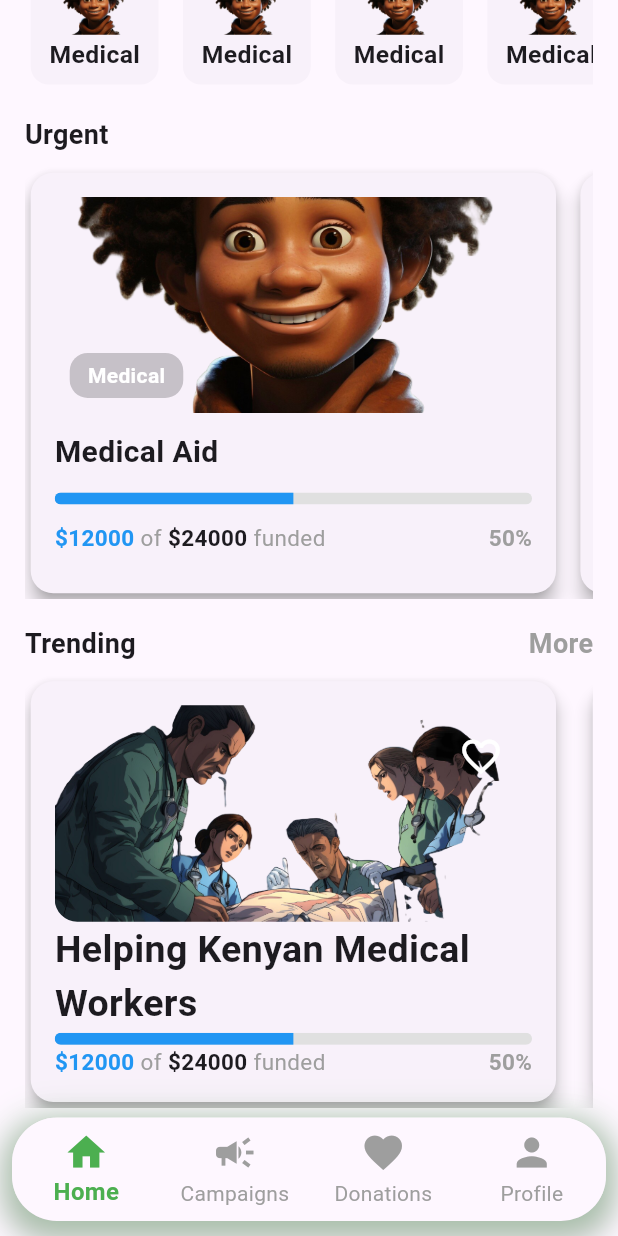
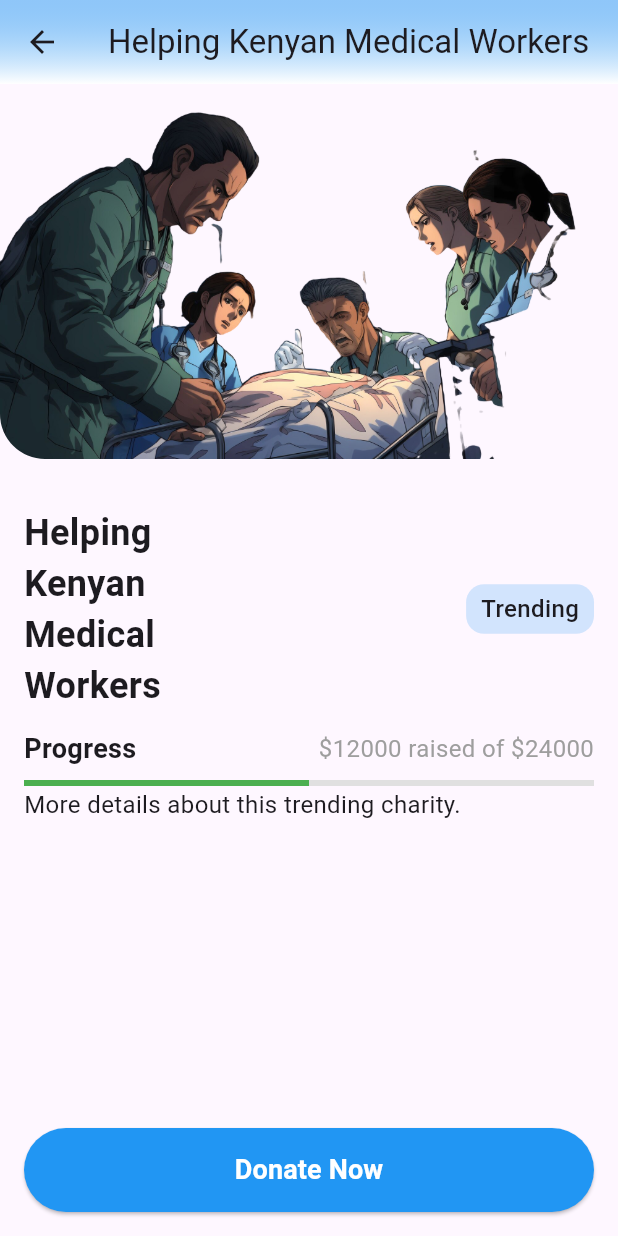
Before and after one commit to solomon-njogo/RaiseIt, a Flutter app: the screen it shows after launch, scrolled down 322 dp, after a tap on "Helping Kenyan Medical Workers", on a phone screen of 412 x 824 dp. Run offline on Flutter 3.47's test engine with Material 3 defaults, Android fonts, the light colour scheme and no system bars; our stand-ins replace share_plus.

Commit message:
charity details screen ui complete

```diff
--- a/lib/views/auth_screens/login_screen.dart
+++ b/lib/views/auth_screens/login_screen.dart
@@ -1,5 +1,5 @@
 import 'package:flutter/material.dart';
-import 'package:raiseit/views/signup_screen.dart';
+import 'package:raiseit/views/auth_screens/signup_screen.dart';
 
 class LoginScreen extends StatefulWidget {
   const LoginScreen({super.key});
--- /dev/null
+++ b/lib/views/charities/charity_details_screen.dart
@@ -0,0 +1,193 @@
+import 'package:flutter/material.dart';
+import 'package:raiseit/views/payment_screens/payment_screen.dart';
+
+class CharityDetailsScreen extends StatelessWidget {
+  final String title;
+  final String imagePath;
+  final double progress;
+  final int currentAmount;
+  final int totalAmount;
+  final String category;
+  final String description;
+
+  const CharityDetailsScreen({
+    super.key,
+    required this.title,
+    required this.imagePath,
+    required this.progress,
+    required this.currentAmount,
+    required this.totalAmount,
+    required this.category,
+    required this.description,
+  });
+
+  @override
+  Widget build(BuildContext context) {
+    return SafeArea(
+      child: Scaffold(
+        appBar: AppBar(
+          title: Text(
+            title,
+            textAlign: TextAlign.center, // Centering the AppBar text
+            style: const TextStyle(fontSize: 22),
+          ),
+          // Apply gradient to the AppBar background
+          flexibleSpace: Container(
+            decoration: BoxDecoration(
+              gradient: LinearGradient(
+                begin: Alignment.topCenter,
+                end: Alignment.bottomCenter,
+                colors: [
+                  Colors.blue.withOpacity(0.5),
+                  Colors.white,
+                ],
+              ),
+            ),
+          ),
+          leading: IconButton(
+            icon: const Icon(Icons.arrow_back),
+            onPressed: () => Navigator.pop(context),
+          ),
+        ),
+        body: Column(
+          children: [
+            // Scrollable Content Section
+            Expanded(
+              child: SingleChildScrollView(
+                child: Column(
+                  crossAxisAlignment: CrossAxisAlignment.start,
+                  children: [
+                    // Charity Image
+                    Container(
+                      width: double.infinity,
+                      height: 250,
+                      decoration: BoxDecoration(
+                        image: DecorationImage(
+                          image: AssetImage(imagePath),
+                          fit: BoxFit.cover,
+                        ),
+                        borderRadius: const BorderRadius.only(
+                          bottomLeft: Radius.circular(30),
+                          bottomRight: Radius.circular(30),
+                        ),
+                      ),
+                    ),
+                    const SizedBox(height: 16),
+
+                    // Details Section
+                    Padding(
+                      padding: const EdgeInsets.all(16.0),
+                      child: Column(
+                        crossAxisAlignment: CrossAxisAlignment.start,
+                        children: [
+                          // Title & Category
+                          Row(
+                            children: [
+                              Flexible(
+                                child: Text(
+                                  title,
+                                  style: const TextStyle(
+                                      fontSize: 24, fontWeight: FontWeight.bold),
+                                  softWrap: true,  // Allow text wrapping
+                                  overflow: TextOverflow.visible, // Only overflow at the end
+                                ),
+                              ),
+                              const Spacer(),
+                              Container(
+                                padding: const EdgeInsets.symmetric(
+                                    horizontal: 10, vertical: 5),
+                                decoration: BoxDecoration(
+                                  color: Colors.blue.withOpacity(0.2),
+                                  borderRadius: BorderRadius.circular(12),
+                                ),
+                                child: Text(
+                                  category,
+                                  style: const TextStyle(
+                                      fontSize: 16,
+                                      fontWeight: FontWeight.w500),
+                                  softWrap: true,
+                                  overflow: TextOverflow.ellipsis, // Only overflow at the end
+                                ),
+                              ),
+                            ],
+                          ),
+
+                          const SizedBox(height: 12),
+
+                          // Progress Bar Section
+                          Row(
+                            mainAxisAlignment: MainAxisAlignment.spaceBetween,
+                            children: [
+                              const Text(
+                                "Progress",
+                                style: TextStyle(
+                                    fontSize: 18, fontWeight: FontWeight.w600),
+                              ),
+                              Text(
+                                "\$$currentAmount raised of \$$totalAmount",
+                                style: const TextStyle(
+                                    fontSize: 16, color: Colors.grey),
+                              ),
+                            ],
+                          ),
+                          const SizedBox(height: 8),
+                          LinearProgressIndicator(
+                            value: progress,
+                            backgroundColor: Colors.grey[300],
+                            color: Colors.green,
+                          ),
+
+                          // Description
+                          Text(
+                            description,
+                            style: const TextStyle(fontSize: 16, height: 1.6),
+                            softWrap: true,  // Ensure wrapping
+                            overflow: TextOverflow.visible,  // Allow overflow if needed
+                          ),
+                          const SizedBox(height: 24),
+                        ],
+                      ),
+                    ),
+                  ],
+                ),
+              ),
+            ),
+
+            // Donation Button placed at the bottom and fills full width
+            Padding(
+              padding: const EdgeInsets.all(16.0),
+              child: SizedBox(
+                width: double.infinity,  // Makes the button fill the full width
+                child: ElevatedButton(
+                  onPressed: () {
+                    // Handle donation logic here
+                    // Navigate to the PaymentScreen when the button is pressed
+                    Navigator.push(
+                      context,
+                      MaterialPageRoute(builder: (context) => const PaymentScreen()),
+                    );
+                  },
+                  style: ElevatedButton.styleFrom(
+                    padding:
+                    const EdgeInsets.symmetric(horizontal: 50, vertical: 15),
+                    backgroundColor: Colors.blue,
+                    shape: RoundedRectangleBorder(
+                      borderRadius: BorderRadius.circular(30),
+                    ),
+                  ),
+                  child: const Text(
+                    "Donate Now",
+                    style: TextStyle(
+                        fontSize: 18,
+                        color: Colors.white,
+                        fontWeight: FontWeight.bold),
+                  ),
+                ),
+              ),
+            ),
+          ],
+        ),
+      ),
+    );
+  }
+}
--- a/lib/views/home_screen/home_screen.dart
+++ b/lib/views/home_screen/home_screen.dart
@@ -1,6 +1,7 @@
 import 'package:flutter/material.dart';
 import 'package:raiseit/components/bottom_navigation.dart';
 import 'package:raiseit/views/campgain/campgain_screen.dart';
+import 'package:raiseit/views/charities/charity_details_screen.dart';
 import 'package:raiseit/views/donations/my_donations_screen.dart';
 import 'package:raiseit/views/home_screen/categories_card.dart';
 import 'package:raiseit/views/home_screen/home_header.dart';
@@ -74,38 +75,8 @@ class _HomeScreenState extends State<HomeScreen> {
     );
   }
 
-  Widget _buildUrgentSection(double screenHeight, double screenWidth) {
-    return Column(
-      crossAxisAlignment: CrossAxisAlignment.start,
-      children: [
-        const Text(
-          "Urgent",
-          style: TextStyle(fontWeight: FontWeight.bold, fontSize: 18),
-        ),
-        SizedBox(height: screenHeight * 0.01),
-        SizedBox(
-          height: screenHeight * 0.35,
-          child: ListView.separated(
-            scrollDirection: Axis.horizontal,
-            itemCount: 4,
-            separatorBuilder: (context, index) => SizedBox(width: screenWidth * 0.02),
-            itemBuilder: (context, index) {
-              return const UrgentCard(
-                imagePath: 'assets/images/3d-cartoon-character-b.png',
-                title: "Medical Aid",
-                progress: 0.5,
-                currentAmount: 12000,
-                totalAmount: 24000,
-                category: "Medical",
-              );
-            },
-          ),
-        ),
-      ],
-    );
-  }
-
-  Widget _buildYourContributionsSection(double screenWidth, double screenHeight) {
+  Widget _buildYourContributionsSection(
+      double screenWidth, double screenHeight) {
     return Card(
       shape: RoundedRectangleBorder(borderRadius: BorderRadius.circular(12)),
       elevation: 4,
@@ -116,21 +87,23 @@ class _HomeScreenState extends State<HomeScreen> {
             Expanded(
               flex: 3,
               child: Container(
-                padding: EdgeInsets.symmetric(horizontal: screenWidth * 0.009, vertical: screenHeight * 0.015),
+                padding: EdgeInsets.symmetric(
+                    horizontal: screenWidth * 0.009,
+                    vertical: screenHeight * 0.015),
                 decoration: const BoxDecoration(
                   color: Color(0xFF002147),
                   borderRadius: BorderRadius.only(
                       topLeft: Radius.circular(12),
                       topRight: Radius.circular(12),
                       bottomLeft: Radius.circular(12),
-                      bottomRight: Radius.circular(12)
-                  ),
+                      bottomRight: Radius.circular(12)),
                 ),
                 child: Padding(
                   padding: const EdgeInsets.all(2.0),
                   child: Row(
                     children: [
-                      const Icon(Icons.account_balance_wallet, color: Colors.white, size: 30),
+                      const Icon(Icons.account_balance_wallet,
+                          color: Colors.white, size: 30),
                       const Spacer(),
                       Column(
                         crossAxisAlignment: CrossAxisAlignment.start,
@@ -138,12 +111,18 @@ class _HomeScreenState extends State<HomeScreen> {
                         children: const [
                           Text(
                             "Your Donation Pocket",
-                            style: TextStyle(color: Colors.white, fontWeight: FontWeight.normal, fontSize: 16),
+                            style: TextStyle(
+                                color: Colors.white,
+                                fontWeight: FontWeight.normal,
+                                fontSize: 16),
                           ),
                           SizedBox(height: 4),
                           Text(
                             "\$ 240,200",
-                            style: TextStyle(color: Colors.white, fontWeight: FontWeight.bold, fontSize: 40),
+                            style: TextStyle(
+                                color: Colors.white,
+                                fontWeight: FontWeight.bold,
+                                fontSize: 40),
                           ),
                         ],
                       ),
@@ -174,7 +153,8 @@ class _HomeScreenState extends State<HomeScreen> {
                   child: Padding(
                     padding: const EdgeInsets.all(8.0),
                     child: Center(
-                      child: Icon(Icons.arrow_forward_ios, color: Colors.black, size: 38),
+                      child: Icon(Icons.arrow_forward_ios,
+                          color: Colors.black, size: 38),
                     ),
                   ),
                 ),
@@ -185,7 +165,6 @@ class _HomeScreenState extends State<HomeScreen> {
       ),
     );
   }
-
 
   Widget _buildCategoriesSection(double screenHeight) {
     return Column(
@@ -201,11 +180,63 @@ class _HomeScreenState extends State<HomeScreen> {
           child: ListView.separated(
             scrollDirection: Axis.horizontal,
             itemCount: 10,
-            separatorBuilder: (context, index) => SizedBox(width: screenHeight * 0.01),
+            separatorBuilder: (context, index) =>
+                SizedBox(width: screenHeight * 0.01),
             itemBuilder: (context, index) {
               return const CategoriesCard(
                 imagePath: 'assets/images/3d-cartoon-character-b.png',
                 title: "Medical",
+              );
+            },
+          ),
+        ),
+      ],
+    );
+  }
+
+  Widget _buildUrgentSection(double screenHeight, double screenWidth) {
+    return Column(
+      crossAxisAlignment: CrossAxisAlignment.start,
+      children: [
+        const Text(
+          "Urgent",
+          style: TextStyle(fontWeight: FontWeight.bold, fontSize: 18),
+        ),
+        SizedBox(height: screenHeight * 0.01),
+        SizedBox(
+          height: screenHeight * 0.35,
+          child: ListView.separated(
+            scrollDirection: Axis.horizontal,
+            itemCount: 4,
+            separatorBuilder: (context, index) =>
+                SizedBox(width: screenWidth * 0.02),
+            itemBuilder: (context, index) {
+              return GestureDetector(
+                onTap: () {
+                  Navigator.push(
+                    context,
+                    MaterialPageRoute(
+                      builder: (context) => const CharityDetailsScreen(
+                        title: "Medical Aid",
+                        imagePath: 'assets/images/3d-cartoon-character-b.png',
+                        progress: 0.5,
+                        currentAmount: 12000,
+                        totalAmount: 24000,
+                        category: "Medical",
+                        description:
+                            "Providing urgent medical aid to those in need.",
+                      ),
+                    ),
+                  );
+                },
+                child: const UrgentCard(
+                  imagePath: 'assets/images/3d-cartoon-character-b.png',
+                  title: "Medical Aid",
+                  progress: 0.5,
+                  currentAmount: 12000,
+                  totalAmount: 24000,
+                  category: "Medical",
+                ),
               );
             },
           ),
@@ -220,9 +251,14 @@ class _HomeScreenState extends State<HomeScreen> {
       children: [
         Row(
           children: [
-            const Text("Trending", style: TextStyle(fontWeight: FontWeight.bold, fontSize: 18)),
+            const Text("Trending",
+                style: TextStyle(fontWeight: FontWeight.bold, fontSize: 18)),
             const Spacer(),
-            Text("More", style: TextStyle(fontWeight: FontWeight.w700, color: Colors.grey, fontSize: 18)),
+            const Text("More",
+                style: TextStyle(
+                    fontWeight: FontWeight.w700,
+                    color: Colors.grey,
+                    fontSize: 18)),
           ],
         ),
         SizedBox(height: screenHeight * 0.01),
@@ -231,14 +267,35 @@ class _HomeScreenState extends State<HomeScreen> {
           child: ListView.separated(
             scrollDirection: Axis.horizontal,
             itemCount: 5,
-            separatorBuilder: (context, index) => SizedBox(width: screenHeight * 0.02),
+            separatorBuilder: (context, index) =>
+                SizedBox(width: screenHeight * 0.02),
             itemBuilder: (context, index) {
-              return const TrendingCard(
-                imagePath: 'assets/images/rendering-anime-doctors-work.png',
-                title: "Helping Kenyan Medical Workers",
-                progress: 0.5,
-                currentAmount: 12000,
-                totalAmount: 24000,
+              return GestureDetector(
+                onTap: () {
+                  Navigator.push(
+                    context,
+                    MaterialPageRoute(
+                      builder: (context) => const CharityDetailsScreen(
+                        title: "Helping Kenyan Medical Workers",
+                        imagePath:
+                            'assets/images/rendering-anime-doctors-work.png',
+                        progress: 0.5,
+                        currentAmount: 12000,
+                        totalAmount: 24000,
+                        category: "Health",
+                        description:
+                            "Supporting frontline medical workers in Kenya.",
+                      ),
+                    ),
+                  );
+                },
+                child: const TrendingCard(
+                  imagePath: 'assets/images/rendering-anime-doctors-work.png',
+                  title: "Helping Kenyan Medical Workers",
+                  progress: 0.5,
+                  currentAmount: 12000,
+                  totalAmount: 24000,
+                ),
               );
             },
           ),
--- a/lib/views/home_screen/trending_card.dart
+++ b/lib/views/home_screen/trending_card.dart
@@ -1,4 +1,5 @@
 import 'package:flutter/material.dart';
+import 'package:raiseit/views/charities/charity_details_screen.dart'; // Import the CharityDetailsScreen
 
 class TrendingCard extends StatelessWidget {
   final String imagePath;
@@ -23,7 +24,23 @@ class TrendingCard extends StatelessWidget {
       elevation: 5,
       shape: RoundedRectangleBorder(borderRadius: BorderRadius.circular(15)),
       child: GestureDetector(
-        onTap: () => print("Card tapped!"),
+        onTap: () {
+          // Navigate to CharityDetailsScreen
+          Navigator.push(
+            context,
+            MaterialPageRoute(
+              builder: (context) => CharityDetailsScreen(
+                title: title,
+                imagePath: imagePath,
+                progress: progress,
+                currentAmount: currentAmount,
+                totalAmount: totalAmount,
+                category: 'Trending', // Add category or use your own logic
+                description: 'More details about this trending charity.',
+              ),
+            ),
+          );
+        },
         child: Container(
           width: MediaQuery.of(context).size.width * 0.85,
           padding: const EdgeInsets.all(16),
--- a/lib/views/home_screen/urgent_card.dart
+++ b/lib/views/home_screen/urgent_card.dart
@@ -1,4 +1,5 @@
 import 'package:flutter/material.dart';
+import 'package:raiseit/views/charities/charity_details_screen.dart'; // Import the CharityDetailsScreen
 
 class UrgentCard extends StatelessWidget {
   final String imagePath;
@@ -6,7 +7,7 @@ class UrgentCard extends StatelessWidget {
   final double progress;
   final int currentAmount;
   final int totalAmount;
-  final String category; // New category field
+  final String category;
 
   const UrgentCard({
     super.key,
@@ -15,13 +16,29 @@ class UrgentCard extends StatelessWidget {
     required this.progress,
     required this.currentAmount,
     required this.totalAmount,
-    required this.category, // New required category
+    required this.category,
   });
 
   @override
   Widget build(BuildContext context) {
     return GestureDetector(
-      onTap: () => print("Card tapped!"),
+      onTap: () {
+        // Navigate to CharityDetailsScreen
+        Navigator.push(
+          context,
+          MaterialPageRoute(
+            builder: (context) => CharityDetailsScreen(
+              title: title,
+              imagePath: imagePath,
+              progress: progress,
+              currentAmount: currentAmount,
+              totalAmount: totalAmount,
+              category: category,
+              description: 'More details about this urgent charity.',
+            ),
+          ),
+        );
+      },
       child: Card(
         shadowColor: Colors.grey,
         elevation: 5,
@@ -53,7 +70,7 @@ class UrgentCard extends StatelessWidget {
                         borderRadius: BorderRadius.circular(12),
                       ),
                       child: Text(
-                        category, // Display category here
+                        category,
                         style: const TextStyle(
                           color: Colors.white,
                           fontWeight: FontWeight.bold,
--- a/lib/views/payment_screens/payment_screen.dart
+++ b/lib/views/payment_screens/payment_screen.dart
@@ -1,5 +1,5 @@
 import 'package:flutter/material.dart';
-import 'package:raiseit/views/payment_details_screen.dart';
+import 'package:raiseit/views/payment_screens/payment_details_screen.dart';
 
 class PaymentScreen extends StatefulWidget {
   const PaymentScreen({super.key});
--- a/lib/views/splash_screen/splash_screen.dart
+++ b/lib/views/splash_screen/splash_screen.dart
@@ -1,5 +1,5 @@
 import 'package:flutter/material.dart';
-import 'package:raiseit/views/login_screen.dart';
+import 'package:raiseit/views/auth_screens/login_screen.dart';
 
 class SplashScreen extends StatelessWidget {
   const SplashScreen({super.key});
```
Also changed, not shown: lib/views/charities/organisation_screen.dart (added).
